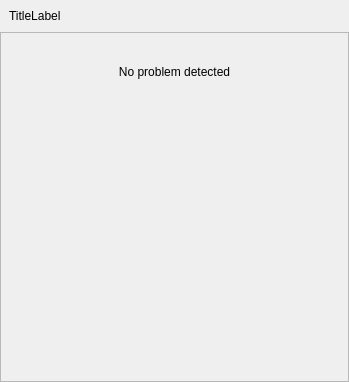
Qt form src/apps/openfluid-builder/base/DashboardStatusWidget.ui (jylfc0307/OpenFluidPlus) before a commit.
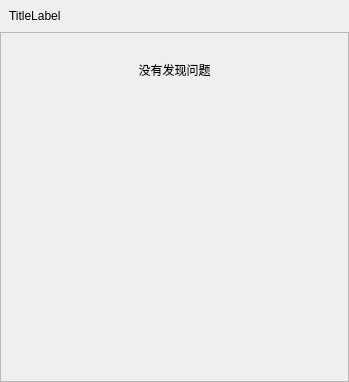
The same form after that commit. Custom widgets are drawn as their Qt base class.

Patch:
```diff
--- a/src/apps/openfluid-builder/base/DashboardStatusWidget.ui
+++ b/src/apps/openfluid-builder/base/DashboardStatusWidget.ui
@@ -97,7 +97,7 @@
             </size>
            </property>
            <property name="text">
-            <string>No problem detected</string>
+            <string>没有发现问题</string>
            </property>
            <property name="alignment">
             <set>Qt::AlignBottom|Qt::AlignHCenter</set>
```
Left out of the diff: 46 changed lines with no effect on the pictures.
